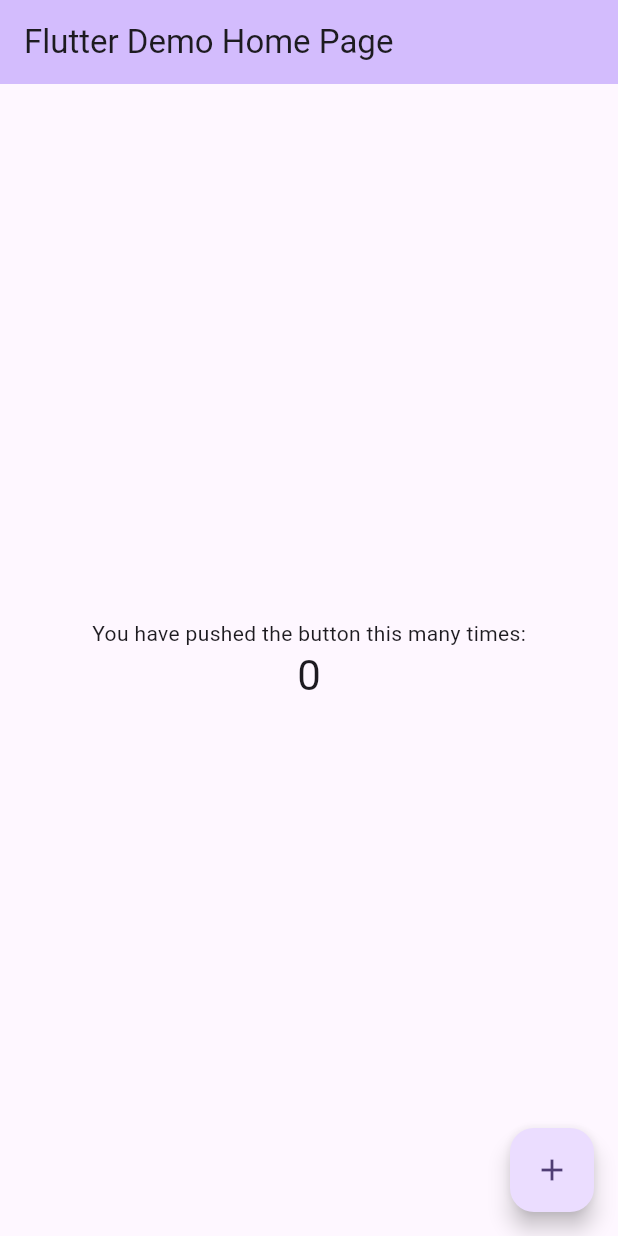
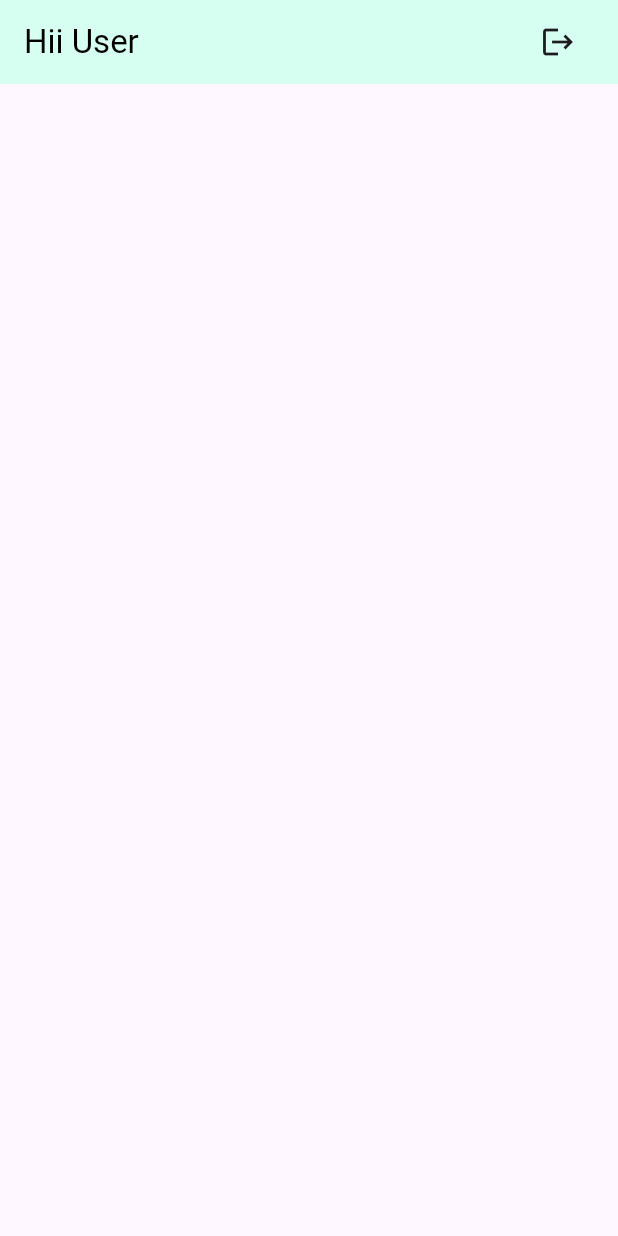
Before and after one commit to Navy1409/remindMe, a Flutter app: the screen it shows after launch, on a phone screen of 412 x 824 dp. Run offline on Flutter 3.47's test engine with Material 3 defaults, Android fonts, the phone set to English and light mode, and no system bars; our stand-ins replace firebase_core; accounts and stored records are empty; generated files the repository leaves out were written again.

Commit message:
some changes

```diff
--- /dev/null
+++ b/lib/Pages/home.dart
@@ -0,0 +1,37 @@
+import 'package:flutter/material.dart';
+import 'package:remindme/utility/appColor.dart';
+
+
+class Home extends StatefulWidget {
+  const Home({super.key});
+
+  @override
+  State<Home> createState() => _HomeState();
+}
+
+class _HomeState extends State<Home> {
+  @override
+  Widget build(BuildContext context) {
+    return Scaffold(
+      appBar: AppBar(
+        backgroundColor: appColors.secondaryColor2,
+        title: Row(
+          mainAxisAlignment: MainAxisAlignment.spaceBetween,
+          children: [
+            Text("Hii User",
+              style: TextStyle(
+                color: appColors.blackColor
+              ),
+            ),
+            IconButton(
+                onPressed: (){},
+                icon: Icon(
+                    Icons.logout
+                )
+            )
+          ],
+        ),
+      ),
+    );
+  }
+}
--- a/lib/main.dart
+++ b/lib/main.dart
@@ -1,125 +1,29 @@
+import 'package:firebase_core/firebase_core.dart';
 import 'package:flutter/material.dart';
+import 'package:remindme/Pages/home.dart';
+import 'package:remindme/firebase_options.dart';
 
-void main() {
+Future<void> main() async {
+  WidgetsFlutterBinding.ensureInitialized();
+  await Firebase.initializeApp(
+    options: DefaultFirebaseOptions.currentPlatform,
+  );
   runApp(const MyApp());
 }
 
-class MyApp extends StatelessWidget {
+class MyApp extends StatefulWidget {
   const MyApp({super.key});
 
-  // This widget is the root of your application.
+  @override
+  State<MyApp> createState() => _MyAppState();
+}
+
+class _MyAppState extends State<MyApp> {
   @override
   Widget build(BuildContext context) {
     return MaterialApp(
-      title: 'Flutter Demo',
-      theme: ThemeData(
-        // This is the theme of your application.
-        //
-        // TRY THIS: Try running your application with "flutter run". You'll see
-        // the application has a purple toolbar. Then, without quitting the app,
-        // try changing the seedColor in the colorScheme below to Colors.green
-        // and then invoke "hot reload" (save your changes or press the "hot
-        // reload" button in a Flutter-supported IDE, or press "r" if you used
-        // the command line to start the app).
-        //
-        // Notice that the counter didn't reset back to zero; the application
-        // state is not lost during the reload. To reset the state, use hot
-        // restart instead.
-        //
-        // This works for code too, not just values: Most code changes can be
-        // tested with just a hot reload.
-        colorScheme: ColorScheme.fromSeed(seedColor: Colors.deepPurple),
-        useMaterial3: true,
-      ),
-      home: const MyHomePage(title: 'Flutter Demo Home Page'),
+      debugShowCheckedModeBanner: false,
+      home: Home(),
     );
   }
 }
-
-class MyHomePage extends StatefulWidget {
-  const MyHomePage({super.key, required this.title});
-
-  // This widget is the home page of your application. It is stateful, meaning
-  // that it has a State object (defined below) that contains fields that affect
-  // how it looks.
-
-  // This class is the configuration for the state. It holds the values (in this
-  // case the title) provided by the parent (in this case the App widget) and
-  // used by the build method of the State. Fields in a Widget subclass are
-  // always marked "final".
-
-  final String title;
-
-  @override
-  State<MyHomePage> createState() => _MyHomePageState();
-}
-
-class _MyHomePageState extends State<MyHomePage> {
-  int _counter = 0;
-
-  void _incrementCounter() {
-    setState(() {
-      // This call to setState tells the Flutter framework that something has
-      // changed in this State, which causes it to rerun the build method below
-      // so that the display can reflect the updated values. If we changed
-      // _counter without calling setState(), then the build method would not be
-      // called again, and so nothing would appear to happen.
-      _counter++;
-    });
-  }
-
-  @override
-  Widget build(BuildContext context) {
-    // This method is rerun every time setState is called, for instance as done
-    // by the _incrementCounter method above.
-    //
-    // The Flutter framework has been optimized to make rerunning build methods
-    // fast, so that you can just rebuild anything that needs updating rather
-    // than having to individually change instances of widgets.
-    return Scaffold(
-      appBar: AppBar(
-        // TRY THIS: Try changing the color here to a specific color (to
-        // Colors.amber, perhaps?) and trigger a hot reload to see the AppBar
-        // change color while the other colors stay the same.
-        backgroundColor: Theme.of(context).colorScheme.inversePrimary,
-        // Here we take the value from the MyHomePage object that was created by
-        // the App.build method, and use it to set our appbar title.
-        title: Text(widget.title),
-      ),
-      body: Center(
-        // Center is a layout widget. It takes a single child and positions it
-        // in the middle of the parent.
-        child: Column(
-          // Column is also a layout widget. It takes a list of children and
-          // arranges them vertically. By default, it sizes itself to fit its
-          // children horizontally, and tries to be as tall as its parent.
-          //
-          // Column has various properties to control how it sizes itself and
-          // how it positions its children. Here we use mainAxisAlignment to
-          // center the children vertically; the main axis here is the vertical
-          // axis because Columns are vertical (the cross axis would be
-          // horizontal).
-          //
-          // TRY THIS: Invoke "debug painting" (choose the "Toggle Debug Paint"
-          // action in the IDE, or press "p" in the console), to see the
-          // wireframe for each widget.
-          mainAxisAlignment: MainAxisAlignment.center,
-          children: <Widget>[
-            const Text(
-              'You have pushed the button this many times:',
-            ),
-            Text(
-              '$_counter',
-              style: Theme.of(context).textTheme.headlineMedium,
-            ),
-          ],
-        ),
-      ),
-      floatingActionButton: FloatingActionButton(
-        onPressed: _incrementCounter,
-        tooltip: 'Increment',
-        child: const Icon(Icons.add),
-      ), // This trailing comma makes auto-formatting nicer for build methods.
-    );
-  }
-}
--- /dev/null
+++ b/lib/utility/appColor.dart
@@ -0,0 +1,12 @@
+import 'package:flutter/material.dart';
+
+class appColors{
+  static const primaryColor1= Color(0xFF2D1FC1);
+  static const primaryColor2= Color(0xFF47FFBF);
+
+  static const secondaryColor1= Color(0xFFE2DFF6);
+  static const secondaryColor2= Color(0xFFD7FFF1);
+
+  static const blackColor= Color(0xFF000000);
+  static const whiteColor= Color(0xFFFFFFFF);
+}
--- a/pubspec.yaml
+++ b/pubspec.yaml
@@ -35,6 +35,12 @@ dependencies:
   # The following adds the Cupertino Icons font to your application.
   # Use with the CupertinoIcons class for iOS style icons.
   cupertino_icons: ^1.0.6
+  firebase_auth: ^4.20.0
+  firebase_core: ^2.32.0
+  cloud_firestore: ^4.17.5
+  font_awesome_flutter: ^10.7.0
+  intl: ^0.19.0
+  rxdart: ^0.27.7
 
 dev_dependencies:
   flutter_test:
```
Also changed, not shown: lib/widgets/customfield.dart (added, +40 -0 lines), lib/Pages/Login/login.dart (added), pubspec.lock, 5 other files.
